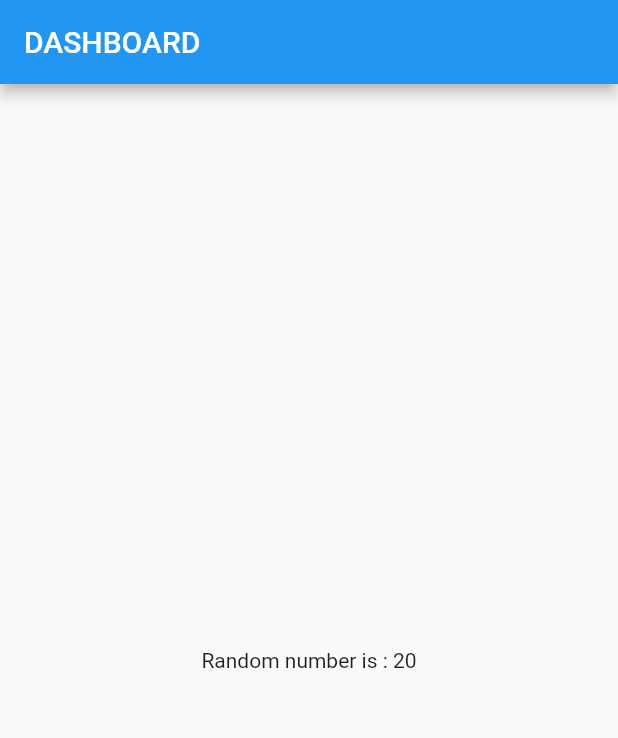
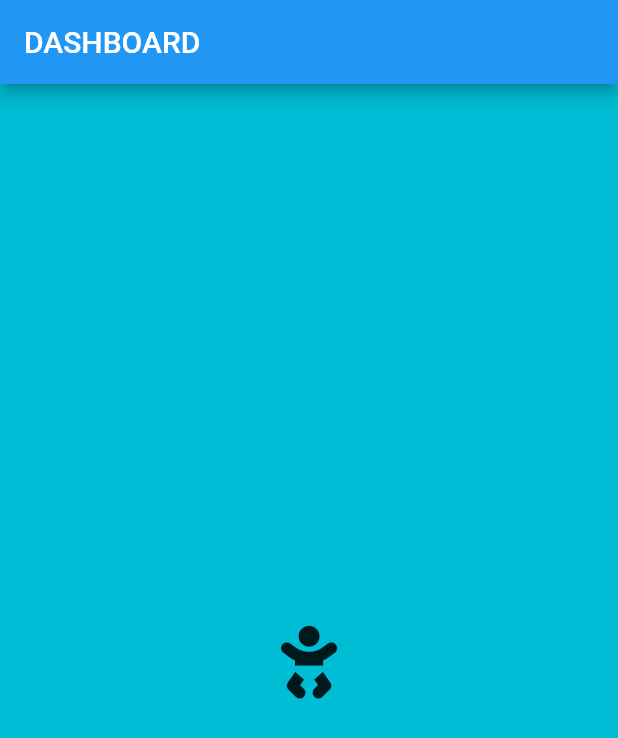
Before and after one commit to Majumder99/intro-to-flutter, a Flutter app: the screen it shows after launch, on a phone screen of 412 x 824 dp. Shown: the top 738 px of the screen. Run offline on Flutter 3.47's test engine with Material 2 defaults, Android fonts, the phone set to English and light mode, and no system bars; our stand-ins replace font_awesome_flutter.

Commit message:
done for today

```diff
--- a/lib/main.dart
+++ b/lib/main.dart
@@ -10,6 +10,10 @@ class MyApp extends StatelessWidget {
 
   @override
   Widget build(BuildContext context) {
-    return MaterialApp(title: "My first flutter app", home: Dashboard());
+    return MaterialApp(
+        title: "My first flutter app",
+        themeMode: ThemeMode.system,
+        debugShowCheckedModeBanner: false,
+        home: Dashboard());
   }
 }
--- a/lib/screens/Dashboard.dart
+++ b/lib/screens/Dashboard.dart
@@ -4,6 +4,7 @@
 import "dart:math";
 
 import "package:flutter/material.dart";
+import "package:font_awesome_flutter/font_awesome_flutter.dart";
 
 class Dashboard extends StatelessWidget {
   const Dashboard({super.key});
@@ -13,9 +14,37 @@ class Dashboard extends StatelessWidget {
     return Scaffold(
       appBar: AppBar(
         title: Text("Dashboard".toUpperCase()),
-        backgroundColor: Colors.blue,
+        backgroundColor: Color.fromRGBO(33, 150, 243, 1),
       ),
-      body: Center(child: Text("Random number is : ${giveRandomNumber()}")),
+
+      backgroundColor: Colors.cyan,
+      // body: Center(child: Text("Random number is : ${giveRandomNumber()}")),
+      // body: Image(
+      //   image: AssetImage("images/car.jpg"),
+      //   width: 200,
+      //   height: 200,
+      // ),
+      // body: Image.asset("images/car.jpg")
+      // body: Center(
+      //   child: IconButton(
+      //     icon: Icon(
+      //       Icons.access_alarm_outlined,
+      //     ),
+      //     onPressed: () {},
+      //     iconSize: 50,
+      //     splashColor: Colors.red,
+      //     highlightColor: Colors.white,
+      //   ),
+      // ),
+      body: Center(
+        child: IconButton(
+          icon: Icon(FontAwesomeIcons.baby),
+          onPressed: () {},
+          iconSize: 50,
+          splashColor: Colors.red,
+          highlightColor: Colors.white,
+        ),
+      ),
     );
   }
 }
```
Also changed, not shown: pubspec.yaml (+5 -6 lines), Statefull.png (added), Stateless.png (added), Widgets.png (added), images/car.jpg (added), pubspec.lock.
